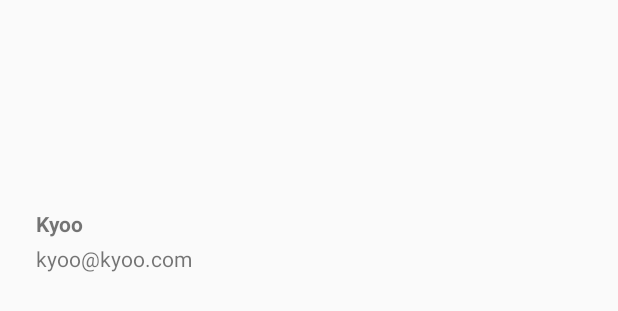
After one commit to mengwangk/firebase-serverless-app, an Android app: the layout header.xml on its own in the app's theme, with its tools: preview values and no code run, on a phone screen of 412 x 824 dp. The commit adds this screen. Shown: the top 311 px of the screen. Run offline under Robolectric (Android 15) with nearby library versions, the phone set to English and light mode, and no system bars.

Commit message:
Updated files

```diff
--- /dev/null
+++ b/app/android/app/src/main/res/layout/header.xml
@@ -0,0 +1,35 @@
+<?xml version="1.0" encoding="utf-8"?>
+<RelativeLayout xmlns:android="http://schemas.android.com/apk/res/android"
+    android:layout_width="match_parent"
+    android:layout_height="190dp"
+    android:orientation="vertical">
+
+    <TextView
+        android:id="@+id/tv_name"
+        android:layout_width="wrap_content"
+        android:layout_height="wrap_content"
+        android:layout_above="@+id/tv_email"
+        android:layout_alignParentLeft="true"
+        android:layout_alignParentStart="true"
+        android:layout_centerVertical="true"
+        android:layout_marginLeft="24dp"
+        android:layout_marginStart="24dp"
+        android:gravity="left"
+        android:paddingBottom="4dp"
+        android:text="Kyoo"
+        android:textSize="14sp"
+        android:textStyle="bold" />
+
+    <TextView
+        android:id="@+id/tv_email"
+        android:layout_width="wrap_content"
+        android:layout_height="wrap_content"
+        android:layout_alignLeft="@+id/tv_name"
+        android:layout_alignParentBottom="true"
+        android:layout_alignStart="@+id/tv_name"
+        android:layout_marginBottom="8dp"
+        android:gravity="left"
+        android:text="kyoo@kyoo.com"
+        android:textSize="14sp" />
+
+</RelativeLayout>
--- a/app/android/app/src/main/res/values/strings.xml
+++ b/app/android/app/src/main/res/values/strings.xml
@@ -1,6 +1,7 @@
 <resources>
     <string name="app_name">Kyoo</string>
 
+    <string name="action_queue">Queue</string>
     <string name="action_settings">Settings</string>
 
     <string name="message_no_results">Oops, no bookings for this queue!</string>
@@ -10,5 +11,8 @@
     <string name="label_name">Name</string>
     <string name="label_contact_no">Contact No</string>
     <string name="label_no_of_seats">No of Seats</string>
+    <string name="open_drawer">Open Menu</string>
+    <string name="close_drawer">Close Menu</string>
+
 
 </resources>
```
Also changed, not shown: app/android/app/src/main/java/com/leisue/kyoo/activity/BaseActivity.java (added, +81 -0 lines), app/android/app/src/main/java/com/leisue/kyoo/activity/MainActivity.java (+3 -8 lines), app/android/app/src/main/res/layout/activity_main.xml (+20 -1 lines), app/android/app/src/main/res/menu/menu_drawer.xml (added, +18 -0 lines).
